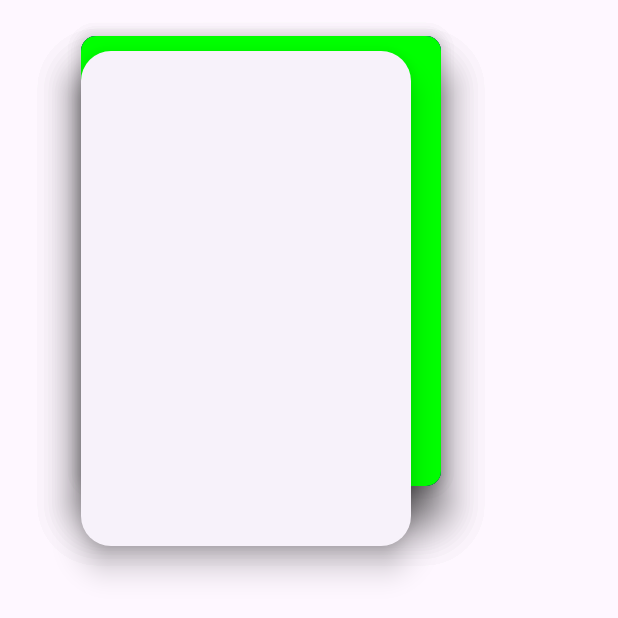
After one commit to Nabin1-chand/flutter_ui, a Flutter app: the screen it shows after launch, after a tap on "Swipe Card", on a phone screen of 412 x 824 dp, the top half of it. The commit adds this screen. Run offline on Flutter 3.47's test engine with Material 2 defaults, Android fonts, the phone set to English and light mode, and no system bars; our stand-ins replace dio, equatable, flutter_bloc, font_awesome_flutter; missing offline and left inert: dart:ffi; network calls fail.

Commit message:
added bloc screen and fetch api data

```diff
--- a/lib/animated_stack/animation_stack.dart
+++ b/lib/animated_stack/animation_stack.dart
@@ -9,7 +9,7 @@ class CustomStackAnimation extends StatefulWidget {
 }
 
 class _CustomStackAnimationState extends State<CustomStackAnimation> {
-  bool _isPositionedRight = false;
+  bool _isPositionedRight = true;
 
   @override
   Widget build(BuildContext context) {
@@ -42,7 +42,7 @@ class _CustomStackAnimationState extends State<CustomStackAnimation> {
                   padding: const EdgeInsets.symmetric(vertical: 10),
                   child: Container(
                     padding: const EdgeInsets.symmetric(
-                        horizontal: 20, vertical: 10),
+                        horizontal: 30, vertical: 20),
                     decoration: const BoxDecoration(
                       color: Colors.white,
                       borderRadius: BorderRadius.only(
--- /dev/null
+++ b/lib/animated_stack/swipe_card.dart
@@ -0,0 +1,109 @@
+import 'package:flutter/material.dart';
+import 'package:flutter/src/widgets/framework.dart';
+import 'package:flutter/src/widgets/placeholder.dart';
+
+class MatchCard {
+  int redColor = 0;
+  int greenColor = 0;
+  int blueColor = 0;
+  double margin = 0;
+  MatchCard(int red, int green, int blue, double marginTop) {
+    redColor = red;
+    greenColor = green;
+    blueColor = blue;
+    margin = 0;
+  }
+}
+
+class SwipeCard extends StatefulWidget {
+  const SwipeCard({super.key});
+
+  @override
+  State<SwipeCard> createState() => _SwipeCardState();
+}
+
+class _SwipeCardState extends State<SwipeCard> {
+  List<Widget> cardList = [];
+  List<Widget> _getMatchCard() {
+    List<MatchCard> cards = [];
+    cards.add(MatchCard(255, 0, 0, 10));
+    cards.add(MatchCard(0, 255, 0, 20));
+    cards.add(MatchCard(0, 0, 255, 30));
+    cards.add(MatchCard(0, 255, 0, 20));
+    for (int x = 0; x < 4; x++) {
+      cardList.add(Positioned(
+        top: cards[x].margin,
+        child: Draggable(
+          onDragEnd: (drag) {
+            removeCard(x);
+            print(drag);
+          },
+          childWhenDragging: Container(),
+          feedback: Card(
+            elevation: 12,
+            color: Color.fromARGB(255, cards[x].redColor, cards[x].greenColor,
+                cards[x].blueColor),
+            shape:
+                RoundedRectangleBorder(borderRadius: BorderRadius.circular(10)),
+            child: Container(
+              width: 240,
+              height: 300,
+            ),
+          ),
+          child: Card(
+            elevation: 12,
+            color: Color.fromARGB(255, cards[x].redColor, cards[x].greenColor,
+                cards[x].blueColor),
+            shape:
+                RoundedRectangleBorder(borderRadius: BorderRadius.circular(10)),
+            child: Container(
+              width: 240,
+              height: 300,
+            ),
+          ),
+        ),
+      ));
+    }
+    return cardList;
+  }
+
+  void removeCard(int index) {
+    setState(() {
+      cardList.removeAt(index);
+    });
+  }
+
+  @override
+  void initState() {
+    super.initState();
+    _getMatchCard();
+  }
+
+  @override
+  Widget build(BuildContext context) {
+    return Scaffold(
+      body: SafeArea(
+        child: Padding(
+          padding: const EdgeInsets.symmetric(horizontal: 50, vertical: 20),
+          child: Stack(
+            children: [
+              ...cardList,
+              Positioned(
+                  top: 10,
+                  child: Card(
+                    elevation: 8,
+                    //  color: Color.fromARGB(255, 0, 255, 0),
+                    shape: RoundedRectangleBorder(
+                        borderRadius: BorderRadius.circular(20)),
+                    child: Container(
+                      width: 220,
+                      height: 330,
+                    ),
+                  ))
+            ],
+          ),
+        ),
+      ),
+    );
+  }
+}
--- /dev/null
+++ b/lib/bloc/abstract_model.dart
@@ -0,0 +1,15 @@
+import 'package:practise_flutter_ui/bloc/model/dummydata_model.dart';
+
+abstract class DummyEvent {}
+
+class LoadingState extends DummyEvent {}
+
+class LoadedState extends DummyEvent {
+  List<Products> dummuyModel;
+  LoadedState(this.dummuyModel);
+}
+
+class ErrorState extends DummyEvent {
+  String message;
+  ErrorState(this.message);
+}
--- /dev/null
+++ b/lib/bloc/model/dummydata_model.dart
@@ -0,0 +1,88 @@
+class DummyModel {
+  List<Products>? products;
+  int? total;
+  int? skip;
+  int? limit;
+
+  DummyModel({this.products, this.total, this.skip, this.limit});
+
+  DummyModel.fromJson(Map<String, dynamic> json) {
+    if (json['products'] != null) {
+      products = <Products>[];
+      json['products'].forEach((v) {
+        products!.add(Products.fromJson(v));
+      });
+    }
+    total = json['total'];
+    skip = json['skip'];
+    limit = json['limit'];
+  }
+
+  Map<String, dynamic> toJson() {
+    final Map<String, dynamic> data = <String, dynamic>{};
+    if (products != null) {
+      data['products'] = products!.map((v) => v.toJson()).toList();
+    }
+    data['total'] = total;
+    data['skip'] = skip;
+    data['limit'] = limit;
+    return data;
+  }
+}
+
+class Products {
+  int? id;
+  String? title;
+  String? description;
+  double? price;
+  double? discountPercentage;
+  double? rating;
+  int? stock;
+  String? brand;
+  String? category;
+  String? thumbnail;
+  List<String>? images;
+
+  Products(
+      {this.id,
+      this.title,
+      this.description,
+      this.price,
+      this.discountPercentage,
+      this.rating,
+      this.stock,
+      this.brand,
+      this.category,
+      this.thumbnail,
+      this.images});
+
+  Products.fromJson(Map<String, dynamic> json) {
+    id = json['id'];
+    title = json['title'];
+    description = json['description'];
+    price = double.tryParse(json['price'].toString());
+    discountPercentage = json['discountPercentage'];
+    rating = double.tryParse(json['rating'].toString());
+    stock = json['stock'];
+    brand = json['brand'];
+    category = json['category'];
+    thumbnail = json['thumbnail'];
+    images = json['images'].cast<String>();
+  }
+
+  Map<String, dynamic> toJson() {
+    final Map<String, dynamic> data = <String, dynamic>{};
+    data['id'] = id;
+    data['title'] = title;
+    data['description'] = description;
+    data['price'] = price;
+    data['discountPercentage'] = discountPercentage;
+    data['rating'] = rating;
+    data['stock'] = stock;
+    data['brand'] = brand;
+    data['category'] = category;
+    data['thumbnail'] = thumbnail;
+    data['images'] = images;
+    return data;
+  }
+}
--- /dev/null
+++ b/lib/bloc1/event/product_event.dart
@@ -0,0 +1,13 @@
+import 'package:equatable/equatable.dart';
+import 'package:flutter/material.dart';
+
+@immutable
+abstract class ProductEvent extends Equatable {
+  const ProductEvent();
+}
+
+class LoadProductEvent extends ProductEvent {
+  LoadProductEvent();
+  @override
+  List<Object?> get props => [];
+}
--- /dev/null
+++ b/lib/bloc1/state/abstract_state.dart
@@ -0,0 +1,25 @@
+import 'dart:math';
+
+import 'package:equatable/equatable.dart';
+import 'package:practise_flutter_ui/bloc/model/dummydata_model.dart';
+
+abstract class ProductState extends Equatable {}
+
+class ProductLoadingState extends ProductState {
+  @override
+  List<Object?> get props => [];
+}
+
+class ProductLoadedState extends ProductState {
+  final List<Products> products;
+  ProductLoadedState(this.products);
+  @override
+  List<Object?> get props => [products];
+}
+
+class ProductErrorState extends ProductState {
+  final String error;
+  ProductErrorState(this.error);
+  @override
+  List<Object?> get props => [error];
+}
--- a/lib/home_page_screen.dart
+++ b/lib/home_page_screen.dart
@@ -2,9 +2,13 @@ import 'package:flutter/foundation.dart';
 import 'package:flutter/material.dart';
 import 'package:practise_flutter_ui/Animation/animation_screen.dart';
 import 'package:practise_flutter_ui/animated_stack/animation_stack.dart';
+import 'package:practise_flutter_ui/animated_stack/swipe_card.dart';
 import 'package:practise_flutter_ui/animation/animation_demo_screen.dart';
 import 'package:practise_flutter_ui/animation/basic/animation_builder.dart';
+import 'package:practise_flutter_ui/bloc/dummydata_event_screen.dart';
+import 'package:practise_flutter_ui/bloc1/bloc_screen/bloc_ui_screen.dart';
 import 'package:practise_flutter_ui/bmi_calculator/bmi_home_screen.dart';
+import 'package:practise_flutter_ui/bloc/counter_event.dart';
 import 'package:practise_flutter_ui/food_delivery/food_first_page_screen.dart';
 import 'package:practise_flutter_ui/material3_design/screens/new_desgin_screen.dart';
 import 'package:practise_flutter_ui/mecon_ai/screens/mecon_ai_login_page.dart';
@@ -60,29 +64,44 @@ class HomePageScreen extends StatelessWidget {
       CardWidget(
           text: 'Animation',
           onTap: () {
-            Navigator.push(
-                context, MaterialPageRoute(builder: (_) => AnimationDemo()));
+            Navigator.push(context,
+                MaterialPageRoute(builder: (_) => const AnimationDemo()));
           }),
       CardWidget(
           text: 'CustomStack',
           onTap: () {
-            Navigator.push(context,
-                MaterialPageRoute(builder: (_) => CustomStackAnimation()));
+            Navigator.push(
+                context,
+                MaterialPageRoute(
+                    builder: (_) => const CustomStackAnimation()));
           }),
       CardWidget(
         onTap: () {
           Navigator.push(
-              context, MaterialPageRoute(builder: (_) => const BmiHomScreen()));
+              context, MaterialPageRoute(builder: (_) => const SwipeCard()));
         },
-        text: 'Bmi_calculator',
+        text: 'Swipe Card',
       ),
+      CardWidget(
+        onTap: () {
+          Navigator.push(context,
+              MaterialPageRoute(builder: (_) => const DummyDataEventScreen()));
+        },
+        text: 'cubit ',
+      ),
+      CardWidget(
+          text: 'Bloc',
+          onTap: () {
+            Navigator.push(context,
+                MaterialPageRoute(builder: (_) => const ProductUiScreen()));
+          })
     ];
 
     return Scaffold(
       body: Padding(
         padding: const EdgeInsets.symmetric(vertical: 20.0),
         child: GridUsingColumnRow(
-          columns: 3,
+          columns: 2,
           itemBuilder: (BuildContext context, int index) => list[index],
           itemCount: list.length,
         ),
--- a/lib/main.dart
+++ b/lib/main.dart
@@ -1,4 +1,11 @@
 import 'package:flutter/material.dart';
+import 'package:flutter_bloc/flutter_bloc.dart';
+import 'package:practise_flutter_ui/bloc/counter_bloc.dart';
+import 'package:practise_flutter_ui/bloc/dummydata_controller.dart';
+import 'package:practise_flutter_ui/bloc/dummydata_event_screen.dart';
+import 'package:practise_flutter_ui/bloc1/controller/product_repositery.dart';
+import 'package:practise_flutter_ui/bloc1/event/product_event.dart';
+import 'package:practise_flutter_ui/bloc1/product_blo/product_bloc.dart';
 import 'package:practise_flutter_ui/home_page_screen.dart';
 
 void main() {
@@ -10,13 +17,19 @@ class MyApp extends StatelessWidget {
 
   @override
   Widget build(BuildContext context) {
-    return MaterialApp(
-      title: 'Flutter Demo',
-      debugShowCheckedModeBanner: false,
-      theme: ThemeData(
-        useMaterial3: true,
+    return MultiBlocProvider(
+      providers: [
+        BlocProvider<DummyDataCubit>(create: (context) => DummyDataCubit()),
+        BlocProvider<ProductBloc>(create: (context) => ProductBloc())
+      ],
+      child: MaterialApp(
+        title: 'Flutter Demo',
+        debugShowCheckedModeBanner: false,
+        theme: ThemeData(
+          useMaterial3: true,
+        ),
+        home: const HomePageScreen(),
       ),
-      home: const HomePageScreen(),
     );
   }
 }
--- a/pubspec.yaml
+++ b/pubspec.yaml
@@ -35,6 +35,9 @@ dependencies:
   # Use with the CupertinoIcons class for iOS style icons.
   cupertino_icons: ^1.0.2
   font_awesome_flutter: ^10.4.0
+  flutter_bloc: ^8.1.3
+  equatable: ^2.0.5
+  dio: ^5.2.1+1
 
 dev_dependencies:
   flutter_test:
```
Also changed, not shown: lib/bloc/api_data/api_constant.dart (added, +37 -0 lines), lib/bloc/counter_bloc.dart (added, +7 -0 lines), lib/bloc/counter_event.dart (added, +65 -0 lines), lib/bloc/dummydata_controller.dart (added, +24 -0 lines), lib/bloc/dummydata_event_screen.dart (added, +51 -0 lines), lib/bloc1/bloc_screen/bloc_ui_screen.dart (added, +52 -0 lines), lib/bloc1/controller/product_repositery.dart (added, +20 -0 lines), lib/bloc1/product_blo/product_bloc.dart (added, +20 -0 lines), pubspec.lock.
